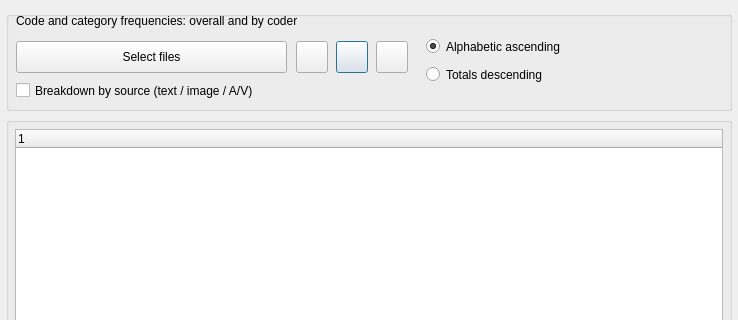
This is src/GUI_UIs/ui_dialog_report_code_frequencies.ui in ccbogel/QualCoder as Qt 5 draws it before an edit; both pictures show x 0 to 738 and y 0 to 320 of the 738 by 543 pixel window. The edited form follows.
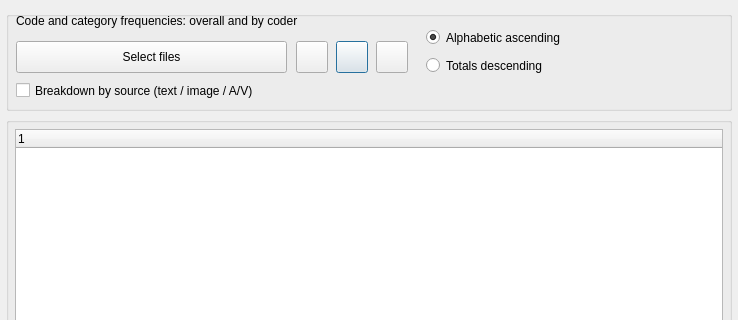
This is the edited form.

The edit to the form file:
```diff
--- a/src/GUI_UIs/ui_dialog_report_code_frequencies.ui
+++ b/src/GUI_UIs/ui_dialog_report_code_frequencies.ui
@@ -144,7 +144,7 @@
       <property name="geometry">
        <rect>
         <x>420</x>
-        <y>24</y>
+        <y>15</y>
         <width>251</width>
         <height>23</height>
        </rect>
@@ -160,7 +160,7 @@
       <property name="geometry">
        <rect>
         <x>420</x>
-        <y>52</y>
+        <y>43</y>
         <width>251</width>
         <height>23</height>
        </rect>
@@ -202,7 +202,7 @@
        <rect>
         <x>10</x>
         <y>68</y>
-        <width>451</width>
+        <width>441</width>
         <height>23</height>
        </rect>
       </property>
```
